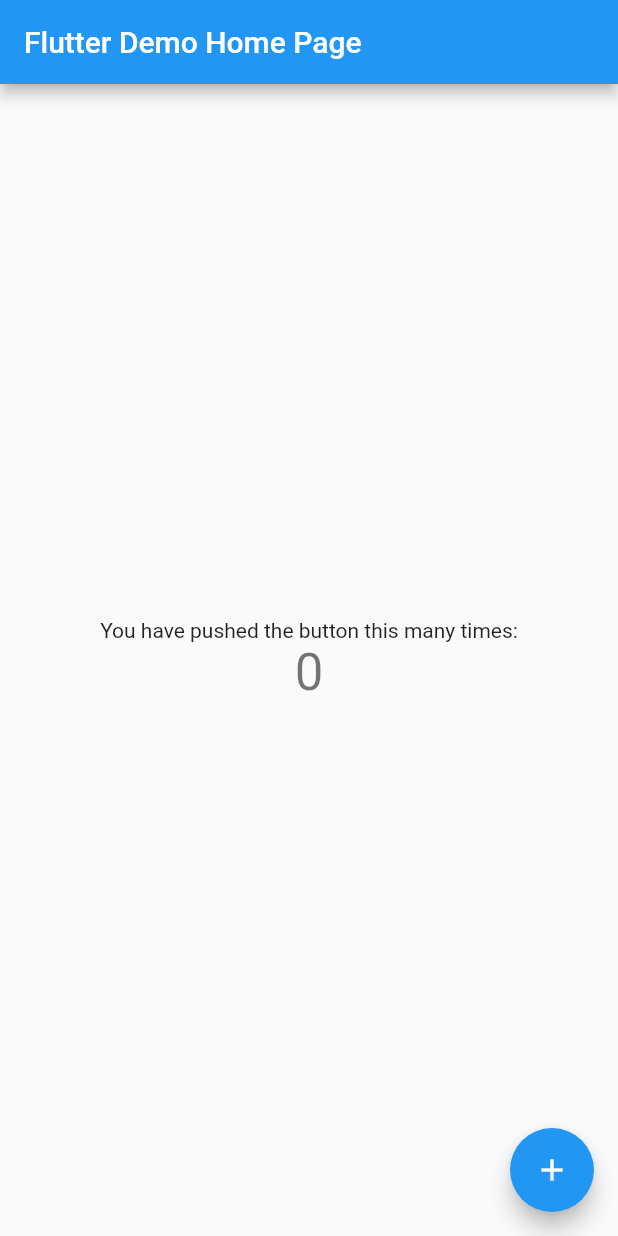
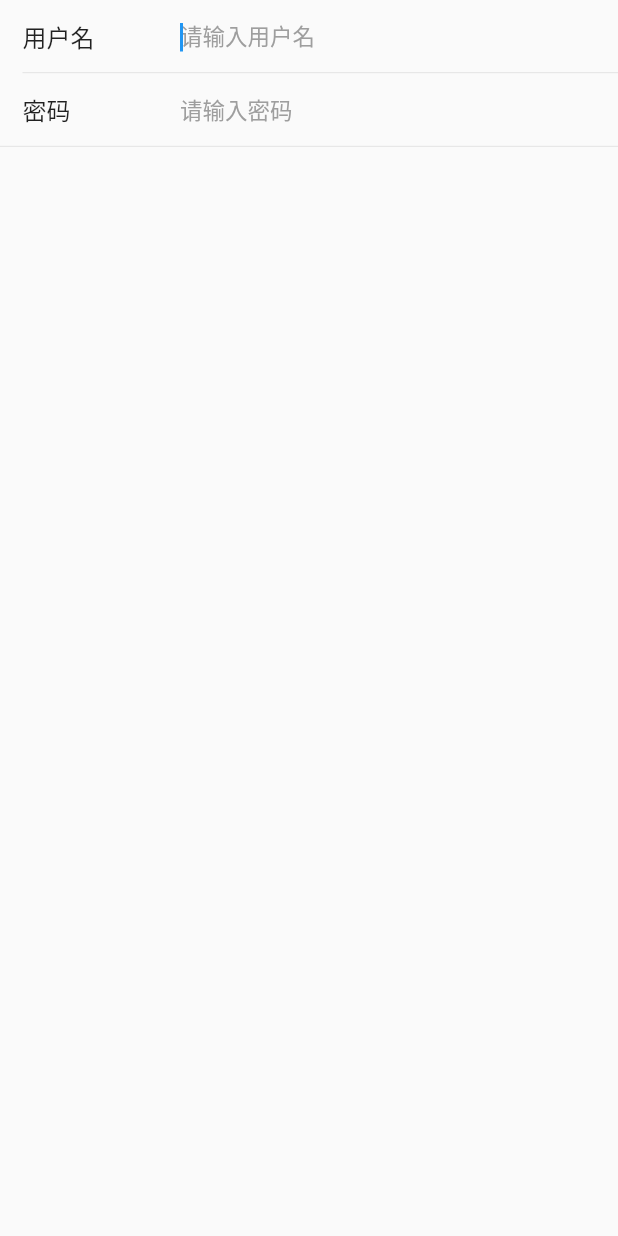
Before and after one commit to ColdBlooded-Fan/FlutterDemo, a Flutter app: the screen it shows after launch, on a phone screen of 412 x 824 dp. Run offline on Flutter 3.47's test engine with Material 2 defaults, Android fonts, the phone set to English and light mode, and no system bars; our stand-ins replace dio, shared_preferences.

```diff
--- a/flutter_bilibili/lib/main.dart
+++ b/flutter_bilibili/lib/main.dart
@@ -4,6 +4,7 @@ import 'package:flutter_bilibili/http/core/hi_error.dart';
 import 'package:flutter_bilibili/http/core/hi_net.dart';
 import 'package:flutter_bilibili/http/dao/login_dao.dart';
 import 'package:flutter_bilibili/http/request/TestRequest.dart';
+import 'package:flutter_bilibili/page/registration_page.dart';
 
 void main() {
   runApp(MyApp());
@@ -18,7 +19,7 @@ class MyApp extends StatelessWidget {
       theme: ThemeData(
         primarySwatch: Colors.blue,
       ),
-      home: MyHomePage(title: 'Flutter Demo Home Page'),
+      home: Registration(),
     );
   }
 }
--- /dev/null
+++ b/flutter_bilibili/lib/page/registration_page.dart
@@ -0,0 +1,38 @@
+import 'package:flutter/material.dart';
+import 'package:flutter_bilibili/widget/login_input.dart';
+
+class Registration extends StatefulWidget {
+  @override
+  _RegistrationState createState() => _RegistrationState();
+}
+
+class _RegistrationState extends State<Registration> {
+  @override
+  Widget build(BuildContext context) {
+    return Scaffold(
+      body: Container(
+        child: ListView(
+          //自适应键盘
+          children: [
+            LoginInput(
+              "用户名",
+              "请输入用户名",
+              onchanged: (text) {
+                print(">>" + text);
+              },
+            ),
+            LoginInput(
+              "密码",
+              "请输入密码",
+              lineStrenth: true,
+              obscureText: true,
+              onchanged: (text) {
+                print(">>" + text);
+              },
+            )
+          ],
+        ),
+      ),
+    );
+  }
+}
--- /dev/null
+++ b/flutter_bilibili/lib/util/color.dart
@@ -0,0 +1,4 @@
+import 'package:flutter/material.dart';
+
+const MaterialColor primary = const MaterialColor(
+    0xfffb7299, const <int, Color>{50: const Color(0xfff9db5)});
--- /dev/null
+++ b/flutter_bilibili/lib/widget/login_input.dart
@@ -0,0 +1,90 @@
+import 'package:flutter/material.dart';
+
+//登录输入框 自定义widget
+class LoginInput extends StatefulWidget {
+  final String title;
+  final String hint;
+  final ValueChanged<String> onchanged;
+  final ValueChanged<bool> foucChanged;
+  final bool lineStrenth;
+  final bool obscureText;
+  final TextInputType keboardType;
+
+  const LoginInput(this.title, this.hint,
+      {Key key,
+      this.onchanged,
+      this.foucChanged,
+      this.lineStrenth = false,
+      this.obscureText = false,
+      this.keboardType})
+      : super(key: key);
+
+  @override
+  _LoginInputState createState() => _LoginInputState();
+}
+
+class _LoginInputState extends State<LoginInput> {
+  final _focusNode = FocusNode();
+
+  @override
+  void initState() {
+    super.initState();
+    //是否获取光标
+    _focusNode.addListener(() {
+      print("has focus:${_focusNode.hasFocus}");
+      if (widget.foucChanged != null) {
+        widget.foucChanged(_focusNode.hasFocus);
+      }
+    });
+  }
+
+  @override
+  Widget build(BuildContext context) {
+    return Container(
+      child: Column(
+        children: [
+          Row(
+            children: [
+              Container(
+                  padding: EdgeInsets.only(left: 15),
+                  width: 100,
+                  child: Text(widget.title, style: TextStyle(fontSize: 16))),
+              _input()
+            ],
+          ),
+          Padding(
+            padding: EdgeInsets.only(left: !widget.lineStrenth ? 15 : 0),
+            child: Divider(
+              height: 1,
+              thickness: 0.5,
+            ),
+          )
+        ],
+      ),
+    );
+  }
+
+  @override
+  void dispose() {
+    _focusNode.dispose();
+    super.dispose();
+  }
+
+  _input() {
+    return Expanded(
+        child: TextField(
+      focusNode: _focusNode,
+      onChanged: widget.onchanged,
+      obscureText: widget.obscureText,
+      keyboardType: widget.keboardType,
+      autofocus: !widget.obscureText,
+      style: TextStyle(
+          fontSize: 16, color: Colors.black, fontWeight: FontWeight.w300),
+      decoration: InputDecoration(
+          contentPadding:EdgeInsets.only(left: 20, right: 20),
+          border: InputBorder.none,
+          hintText: widget.hint ?? '',
+          hintStyle: TextStyle(fontSize: 15, color: Colors.grey)),
+    ));
+  }
+}
```
